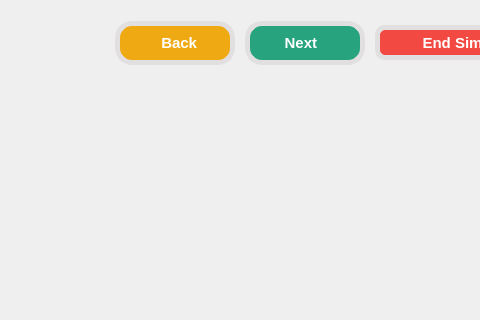
Above: src/views_ui/register_view.ui from devforgely/MFA-Simulator before the change; both pictures show x 239 to 719 and y 0 to 320 of the 845 by 573 pixel window. Below: the same form after it.
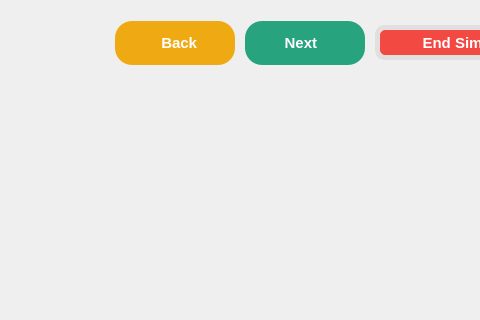
That is the form after the change. Icons and pictures are not drawn.

The edit to the form file:
```diff
--- a/src/views_ui/register_view.ui
+++ b/src/views_ui/register_view.ui
@@ -31,7 +31,6 @@
 	font-size: 11pt;
 	font-weight: 550;
 	color: white;
-	border: 5px solid #e1dfdf;
 }
 
 #back_btn {
@@ -39,9 +38,8 @@
 	background-color: #efa913;
 }
 
-#back_btn:disabled {
-	background-color: #e1dfdf;
-	color: gray;
+#back_btn:hover {
+	background-color: #d79811;
 }
 
 #next_btn {
@@ -49,14 +47,24 @@
 	background-color: #27a37e;
 }
 
-#next_btn:disabled {
-	background-color: #e1dfdf;
-	color: gray;
+#next_btn:hover {
+	background-color: #239371;
 }
 
 #end_btn {
 	border-radius: 10px;
 	background-color: #F24942;
+	border: 5px solid #e1dfdf;
+}
+
+#end_btn:hover {
+	background-color: #da423b;
+}
+
+#back_btn:disabled, #next_btn:disabled {
+	background-color: #e1dfdf;
+	color: gray;
+	border: 5px solid #e1dfdf;
 }</string>
   </property>
   <layout class="QVBoxLayout" name="verticalLayout">
```
